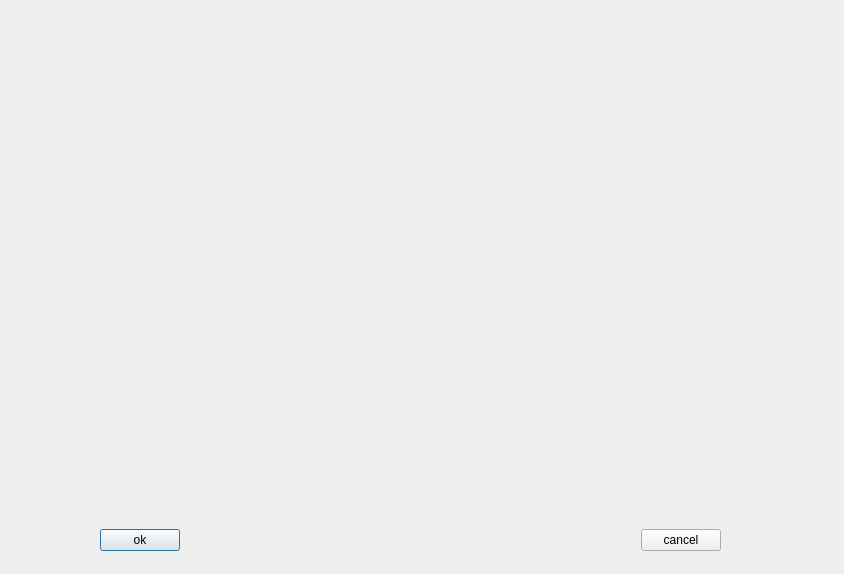
The window that src/properties/regexpedit.ui (pfedick/winmusik) describes before a commit, drawn with Qt 5.
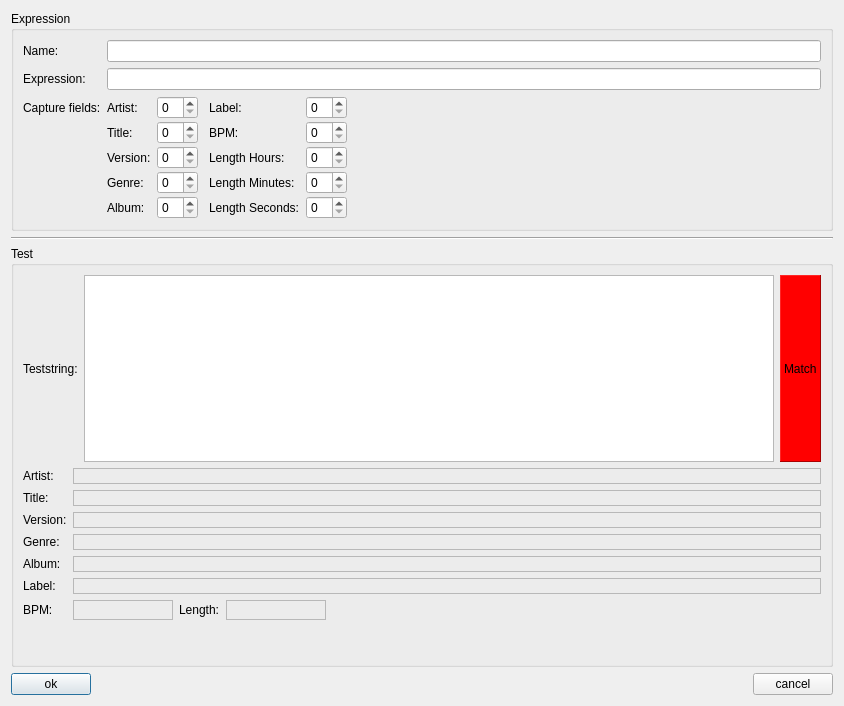
The same window after the commit. Icons and pictures are not drawn.

Commit message: Formular zum Editieren der Regular Expressions erstellt

Diff of the .ui file:
```diff
--- a/src/properties/regexpedit.ui
+++ b/src/properties/regexpedit.ui
@@ -10,7 +10,7 @@
     <x>0</x>
     <y>0</y>
     <width>844</width>
-    <height>574</height>
+    <height>706</height>
    </rect>
   </property>
   <property name="windowTitle">
@@ -20,71 +20,537 @@
    <iconset resource="../../resources.qrc">
     <normaloff>:/logo/resources/icon64.png</normaloff>:/logo/resources/icon64.png</iconset>
   </property>
-  <widget class="QWidget" name="horizontalLayoutWidget">
-   <property name="geometry">
-    <rect>
-     <x>100</x>
-     <y>520</y>
-     <width>621</width>
-     <height>41</height>
-    </rect>
-   </property>
-   <layout class="QHBoxLayout" name="horizontalLayout">
-    <item>
-     <widget class="QPushButton" name="okButton">
-      <property name="text">
-       <string>ok</string>
-      </property>
-      <property name="icon">
-       <iconset resource="../../resources.qrc">
-        <normaloff>:/icons/resources/button_ok.png</normaloff>:/icons/resources/button_ok.png</iconset>
-      </property>
-      <property name="iconSize">
-       <size>
-        <width>16</width>
-        <height>16</height>
-       </size>
-      </property>
-      <property name="default">
-       <bool>true</bool>
-      </property>
-      <property name="flat">
-       <bool>false</bool>
-      </property>
-     </widget>
-    </item>
-    <item>
-     <spacer name="horizontalSpacer">
-      <property name="orientation">
-       <enum>Qt::Horizontal</enum>
-      </property>
-      <property name="sizeHint" stdset="0">
-       <size>
-        <width>40</width>
-        <height>20</height>
-       </size>
-      </property>
-     </spacer>
-    </item>
-    <item>
-     <widget class="QPushButton" name="cancelButton">
-      <property name="text">
-       <string>cancel</string>
-      </property>
-      <property name="icon">
-       <iconset resource="../../resources.qrc">
-        <normaloff>:/icons/resources/cancel.png</normaloff>:/icons/resources/cancel.png</iconset>
-      </property>
-      <property name="iconSize">
-       <size>
-        <width>16</width>
-        <height>16</height>
-       </size>
-      </property>
-     </widget>
-    </item>
-   </layout>
-  </widget>
+  <layout class="QVBoxLayout" name="verticalLayout">
+   <item>
+    <widget class="QGroupBox" name="formGroupBox_2">
+     <property name="title">
+      <string>Expression</string>
+     </property>
+     <layout class="QFormLayout" name="formLayout_2">
+      <item row="0" column="0">
+       <widget class="QLabel" name="label">
+        <property name="text">
+         <string>Name:</string>
+        </property>
+       </widget>
+      </item>
+      <item row="0" column="1">
+       <widget class="QLineEdit" name="lineEdit"/>
+      </item>
+      <item row="1" column="0">
+       <widget class="QLabel" name="label_2">
+        <property name="text">
+         <string>Expression:</string>
+        </property>
+       </widget>
+      </item>
+      <item row="1" column="1">
+       <widget class="QLineEdit" name="lineEdit_2"/>
+      </item>
+      <item row="2" column="0">
+       <widget class="QLabel" name="label_3">
+        <property name="text">
+         <string>Capture fields:</string>
+        </property>
+       </widget>
+      </item>
+      <item row="2" column="1">
+       <layout class="QHBoxLayout" name="horizontalLayout_2">
+        <item>
+         <layout class="QFormLayout" name="formLayout">
+          <property name="horizontalSpacing">
+           <number>6</number>
+          </property>
+          <property name="verticalSpacing">
+           <number>2</number>
+          </property>
+          <item row="0" column="0">
+           <widget class="QLabel" name="label_4">
+            <property name="text">
+             <string>Artist:</string>
+            </property>
+           </widget>
+          </item>
+          <item row="3" column="0">
+           <widget class="QLabel" name="label_7">
+            <property name="text">
+             <string>Genre:</string>
+            </property>
+           </widget>
+          </item>
+          <item row="4" column="0">
+           <widget class="QLabel" name="label_12">
+            <property name="text">
+             <string>Album:</string>
+            </property>
+           </widget>
+          </item>
+          <item row="0" column="1">
+           <widget class="QSpinBox" name="capture_artist">
+            <property name="sizePolicy">
+             <sizepolicy hsizetype="Preferred" vsizetype="Fixed">
+              <horstretch>0</horstretch>
+              <verstretch>0</verstretch>
+             </sizepolicy>
+            </property>
+           </widget>
+          </item>
+          <item row="1" column="1">
+           <widget class="QSpinBox" name="capture_title">
+            <property name="sizePolicy">
+             <sizepolicy hsizetype="Preferred" vsizetype="Fixed">
+              <horstretch>0</horstretch>
+              <verstretch>0</verstretch>
+             </sizepolicy>
+            </property>
+           </widget>
+          </item>
+          <item row="2" column="1">
+           <widget class="QSpinBox" name="capture_version">
+            <property name="sizePolicy">
+             <sizepolicy hsizetype="Preferred" vsizetype="Fixed">
+              <horstretch>0</horstretch>
+              <verstretch>0</verstretch>
+             </sizepolicy>
+            </property>
+           </widget>
+          </item>
+          <item row="3" column="1">
+           <widget class="QSpinBox" name="capture_genre">
+            <property name="sizePolicy">
+             <sizepolicy hsizetype="Preferred" vsizetype="Fixed">
+              <horstretch>0</horstretch>
+              <verstretch>0</verstretch>
+             </sizepolicy>
+            </property>
+           </widget>
+          </item>
+          <item row="4" column="1">
+           <widget class="QSpinBox" name="capture_album">
+            <property name="sizePolicy">
+             <sizepolicy hsizetype="Preferred" vsizetype="Fixed">
+              <horstretch>0</horstretch>
+              <verstretch>0</verstretch>
+             </sizepolicy>
+            </property>
+           </widget>
+          </item>
+          <item row="2" column="0">
+           <widget class="QLabel" name="label_6">
+            <property name="text">
+             <string>Version:</string>
+            </property>
+           </widget>
+          </item>
+          <item row="1" column="0">
+           <widget class="QLabel" name="label_16">
+            <property name="text">
+             <string>Title:</string>
+            </property>
+           </widget>
+          </item>
+         </layout>
+        </item>
+        <item>
+         <layout class="QFormLayout" name="formLayout_4">
+          <property name="verticalSpacing">
+           <number>2</number>
+          </property>
+          <property name="leftMargin">
+           <number>5</number>
+          </property>
+          <item row="0" column="0">
+           <widget class="QLabel" name="label_8">
+            <property name="text">
+             <string>Label:</string>
+            </property>
+           </widget>
+          </item>
+          <item row="0" column="1">
+           <widget class="QSpinBox" name="capture_label"/>
+          </item>
+          <item row="1" column="0">
+           <widget class="QLabel" name="label_13">
+            <property name="text">
+             <string>BPM:</string>
+            </property>
+           </widget>
+          </item>
+          <item row="2" column="0">
+           <widget class="QLabel" name="label_9">
+            <property name="text">
+             <string>Length Hours:</string>
+            </property>
+           </widget>
+          </item>
+          <item row="3" column="0">
+           <widget class="QLabel" name="label_10">
+            <property name="text">
+             <string>Length Minutes:</string>
+            </property>
+           </widget>
+          </item>
+          <item row="4" column="0">
+           <widget class="QLabel" name="label_11">
+            <property name="text">
+             <string>Length Seconds:</string>
+            </property>
+           </widget>
+          </item>
+          <item row="1" column="1">
+           <widget class="QSpinBox" name="capture_bpm"/>
+          </item>
+          <item row="2" column="1">
+           <widget class="QSpinBox" name="capture_hours"/>
+          </item>
+          <item row="3" column="1">
+           <widget class="QSpinBox" name="capture_minutes"/>
+          </item>
+          <item row="4" column="1">
+           <widget class="QSpinBox" name="capture_seconds"/>
+          </item>
+         </layout>
+        </item>
+        <item>
+         <spacer name="horizontalSpacer_2">
+          <property name="orientation">
+           <enum>Qt::Horizontal</enum>
+          </property>
+          <property name="sizeHint" stdset="0">
+           <size>
+            <width>40</width>
+            <height>20</height>
+           </size>
+          </property>
+         </spacer>
+        </item>
+       </layout>
+      </item>
+     </layout>
+    </widget>
+   </item>
+   <item>
+    <widget class="Line" name="line">
+     <property name="orientation">
+      <enum>Qt::Horizontal</enum>
+     </property>
+    </widget>
+   </item>
+   <item>
+    <widget class="QGroupBox" name="groupBox">
+     <property name="sizePolicy">
+      <sizepolicy hsizetype="Preferred" vsizetype="Expanding">
+       <horstretch>0</horstretch>
+       <verstretch>0</verstretch>
+      </sizepolicy>
+     </property>
+     <property name="title">
+      <string>Test</string>
+     </property>
+     <layout class="QVBoxLayout" name="verticalLayout_2">
+      <item>
+       <layout class="QHBoxLayout" name="horizontalLayout_3">
+        <item>
+         <widget class="QLabel" name="label_14">
+          <property name="text">
+           <string>Teststring:</string>
+          </property>
+         </widget>
+        </item>
+        <item>
+         <widget class="QPlainTextEdit" name="plainTextEdit"/>
+        </item>
+        <item>
+         <widget class="QLabel" name="match_indicator">
+          <property name="styleSheet">
+           <string notr="true">background: red;</string>
+          </property>
+          <property name="frameShape">
+           <enum>QFrame::Panel</enum>
+          </property>
+          <property name="frameShadow">
+           <enum>QFrame::Raised</enum>
+          </property>
+          <property name="text">
+           <string>Match</string>
+          </property>
+         </widget>
+        </item>
+       </layout>
+      </item>
+      <item>
+       <layout class="QFormLayout" name="formLayout_3">
+        <property name="fieldGrowthPolicy">
+         <enum>QFormLayout::AllNonFixedFieldsGrow</enum>
+        </property>
+        <item row="0" column="0">
+         <widget class="QLabel" name="label_15">
+          <property name="text">
+           <string>Artist:</string>
+          </property>
+         </widget>
+        </item>
+        <item row="0" column="1">
+         <widget class="QLabel" name="test_artist">
+          <property name="frameShape">
+           <enum>QFrame::StyledPanel</enum>
+          </property>
+          <property name="frameShadow">
+           <enum>QFrame::Plain</enum>
+          </property>
+          <property name="text">
+           <string/>
+          </property>
+         </widget>
+        </item>
+        <item row="1" column="0">
+         <widget class="QLabel" name="label_5">
+          <property name="text">
+           <string>Title:</string>
+          </property>
+         </widget>
+        </item>
+        <item row="1" column="1">
+         <widget class="QLabel" name="test_title">
+          <property name="frameShape">
+           <enum>QFrame::StyledPanel</enum>
+          </property>
+          <property name="frameShadow">
+           <enum>QFrame::Plain</enum>
+          </property>
+          <property name="text">
+           <string/>
+          </property>
+         </widget>
+        </item>
+        <item row="2" column="0">
+         <widget class="QLabel" name="label_17">
+          <property name="text">
+           <string>Version:</string>
+          </property>
+         </widget>
+        </item>
+        <item row="2" column="1">
+         <widget class="QLabel" name="test_version">
+          <property name="frameShape">
+           <enum>QFrame::StyledPanel</enum>
+          </property>
+          <property name="frameShadow">
+           <enum>QFrame::Plain</enum>
+          </property>
+          <property name="text">
+           <string/>
+          </property>
+         </widget>
+        </item>
+        <item row="3" column="0">
+         <widget class="QLabel" name="label_18">
+          <property name="text">
+           <string>Genre:</string>
+          </property>
+         </widget>
+        </item>
+        <item row="3" column="1">
+         <widget class="QLabel" name="test_genre">
+          <property name="frameShape">
+           <enum>QFrame::StyledPanel</enum>
+          </property>
+          <property name="frameShadow">
+           <enum>QFrame::Plain</enum>
+          </property>
+          <property name="text">
+           <string/>
+          </property>
+         </widget>
+        </item>
+        <item row="4" column="0">
+         <widget class="QLabel" name="label_19">
+          <property name="text">
+           <string>Album:</string>
+          </property>
+         </widget>
+        </item>
+        <item row="4" column="1">
+         <widget class="QLabel" name="test_album">
+          <property name="frameShape">
+           <enum>QFrame::StyledPanel</enum>
+          </property>
+          <property name="frameShadow">
+           <enum>QFrame::Plain</enum>
+          </property>
+          <property name="text">
+           <string/>
+          </property>
+         </widget>
+        </item>
+        <item row="5" column="0">
+         <widget class="QLabel" name="label_20">
+          <property name="text">
+           <string>Label:</string>
+          </property>
+         </widget>
+        </item>
+        <item row="5" column="1">
+         <widget class="QLabel" name="test_label">
+          <property name="frameShape">
+           <enum>QFrame::StyledPanel</enum>
+          </property>
+          <property name="frameShadow">
+           <enum>QFrame::Plain</enum>
+          </property>
+          <property name="text">
+           <string/>
+          </property>
+         </widget>
+        </item>
+        <item row="6" column="0">
+         <widget class="QLabel" name="label_21">
+          <property name="text">
+           <string>BPM:</string>
+          </property>
+         </widget>
+        </item>
+        <item row="6" column="1">
+         <layout class="QHBoxLayout" name="horizontalLayout_4">
+          <property name="spacing">
+           <number>6</number>
+          </property>
+          <item>
+           <widget class="QLabel" name="test_bpm">
+            <property name="minimumSize">
+             <size>
+              <width>100</width>
+              <height>0</height>
+             </size>
+            </property>
+            <property name="frameShape">
+             <enum>QFrame::StyledPanel</enum>
+            </property>
+            <property name="frameShadow">
+             <enum>QFrame::Plain</enum>
+            </property>
+            <property name="text">
+             <string/>
+            </property>
+           </widget>
+          </item>
+          <item>
+           <widget class="QLabel" name="label_22">
+            <property name="text">
+             <string>Length:</string>
+            </property>
+           </widget>
+          </item>
+          <item>
+           <widget class="QLabel" name="test_length">
+            <property name="minimumSize">
+             <size>
+              <width>100</width>
+              <height>0</height>
+             </size>
+            </property>
+            <property name="frameShape">
+             <enum>QFrame::StyledPanel</enum>
+            </property>
+            <property name="frameShadow">
+             <enum>QFrame::Plain</enum>
+            </property>
+            <property name="text">
+             <string/>
+            </property>
+           </widget>
+          </item>
+          <item>
+           <spacer name="horizontalSpacer_3">
+            <property name="orientation">
+             <enum>Qt::Horizontal</enum>
+            </property>
+            <property name="sizeHint" stdset="0">
+             <size>
+              <width>40</width>
+              <height>20</height>
+             </size>
+            </property>
+           </spacer>
+          </item>
+         </layout>
+        </item>
+       </layout>
+      </item>
+      <item>
+       <spacer name="verticalSpacer">
+        <property name="orientation">
+         <enum>Qt::Vertical</enum>
+        </property>
+        <property name="sizeHint" stdset="0">
+         <size>
+          <width>20</width>
+          <height>40</height>
+         </size>
+        </property>
+       </spacer>
+      </item>
+     </layout>
+    </widget>
+   </item>
+   <item>
+    <layout class="QHBoxLayout" name="horizontalLayout">
+     <item>
+      <widget class="QPushButton" name="okButton">
+       <property name="text">
+        <string>ok</string>
+       </property>
+       <property name="icon">
+        <iconset resource="../../resources.qrc">
+         <normaloff>:/icons/resources/button_ok.png</normaloff>:/icons/resources/button_ok.png</iconset>
+       </property>
+       <property name="iconSize">
+        <size>
+         <width>16</width>
+         <height>16</height>
+        </size>
+       </property>
+       <property name="default">
+        <bool>true</bool>
+       </property>
+       <property name="flat">
+        <bool>false</bool>
+       </property>
+      </widget>
+     </item>
+     <item>
+      <spacer name="horizontalSpacer">
+       <property name="orientation">
+        <enum>Qt::Horizontal</enum>
+       </property>
+       <property name="sizeHint" stdset="0">
+        <size>
+         <width>40</width>
+         <height>20</height>
+        </size>
+       </property>
+      </spacer>
+     </item>
+     <item>
+      <widget class="QPushButton" name="cancelButton">
+       <property name="text">
+        <string>cancel</string>
+       </property>
+       <property name="icon">
+        <iconset resource="../../resources.qrc">
+         <normaloff>:/icons/resources/cancel.png</normaloff>:/icons/resources/cancel.png</iconset>
+       </property>
+       <property name="iconSize">
+        <size>
+         <width>16</width>
+         <height>16</height>
+        </size>
+       </property>
+      </widget>
+     </item>
+    </layout>
+   </item>
+  </layout>
  </widget>
  <resources>
   <include location="../../resources.qrc"/>
```
